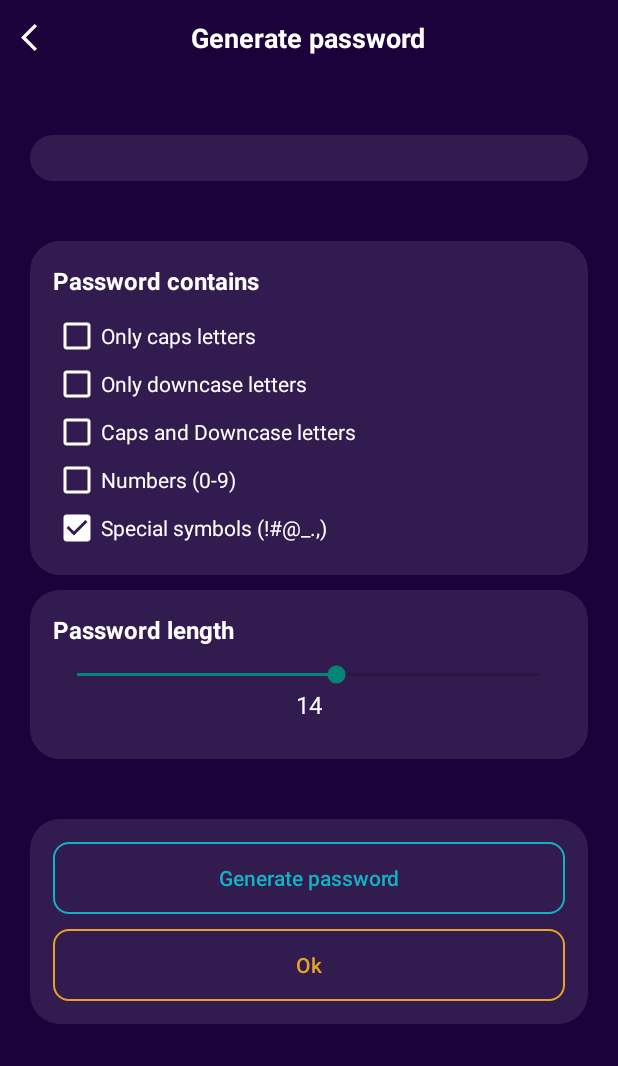
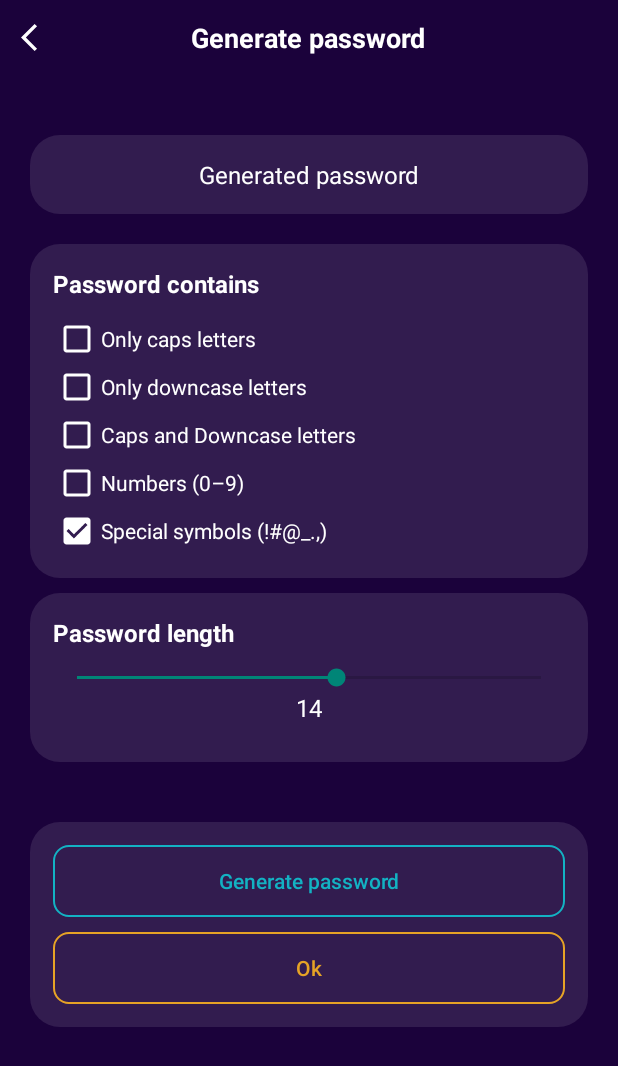
Before and after one commit to alexandrakomkova/passave, an Android app: the screen it shows after launch (GeneratePasswordActivity), on a phone screen of 412 x 824 dp. Shown: the top 1066 px of the screen. Run offline under Robolectric (Android 15) with nearby library versions, the phone set to English and light mode, and no system bars.

Commit message:
finish generate_password screen add some values to string.xml

```diff
--- a/app/src/main/res/layout/activity_generate_password.xml
+++ b/app/src/main/res/layout/activity_generate_password.xml
@@ -46,6 +46,15 @@
             android:padding="15dp"
             android:background="@drawable/round_back_white_10_20">
 
+            <TextView
+                android:id="@+id/generated_password_value"
+                android:layout_width="match_parent"
+                android:layout_height="wrap_content"
+                android:text="@string/generated_password"
+                android:textColor="@color/white"
+                android:textSize="16sp"
+                android:textAlignment="center"/>
+
         </LinearLayout>
 
             <!-- Password Options -->
@@ -54,7 +63,7 @@
                 android:layout_height="wrap_content"
                 android:layout_marginStart="20dp"
                 android:layout_marginEnd="20dp"
-                android:layout_marginTop="40dp"
+                android:layout_marginTop="20dp"
                 android:orientation="vertical"
                 android:padding="15dp"
                 android:background="@drawable/round_back_white_10_20">
@@ -158,7 +167,6 @@
                     android:layout_centerVertical="true"
                     android:layout_marginBottom="10dp"
                     android:text="14"
-
                     android:textAlignment="center"
                     android:textColor="@color/white"
                     android:textSize="16sp" />
--- a/app/src/main/res/values/strings.xml
+++ b/app/src/main/res/values/strings.xml
@@ -37,8 +37,9 @@
     <string name="caps_letters_label">Only caps letters</string>
     <string name="down_letters_label">Only downcase letters</string>
     <string name="all_letters_label">Caps and Downcase letters</string>
-    <string name="numbers_label">Numbers (0-9)</string>
+    <string name="numbers_label">Numbers (0–9)</string>
     <string name="special_symbols_label">Special symbols (!#@_.,)</string>
     <string name="password_contains_label">Password contains</string>
     <string name="password_length_label">Password length</string>
+    <string name="generated_password">Generated password</string>
 </resources>
```
Also changed, not shown: 2 other files.
